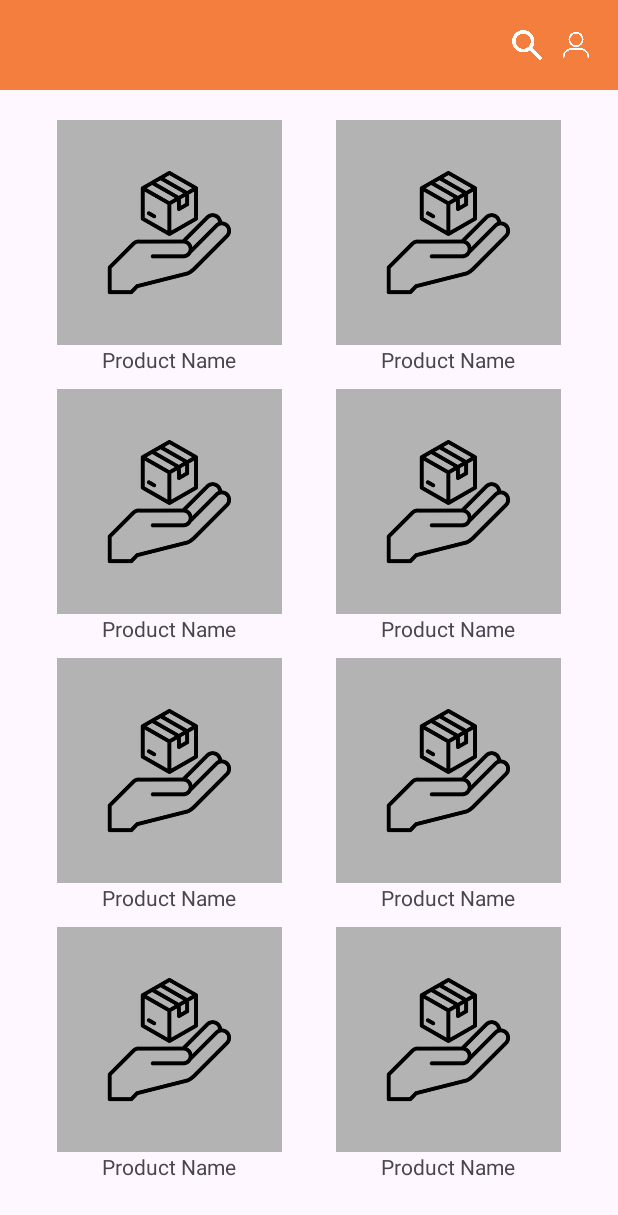
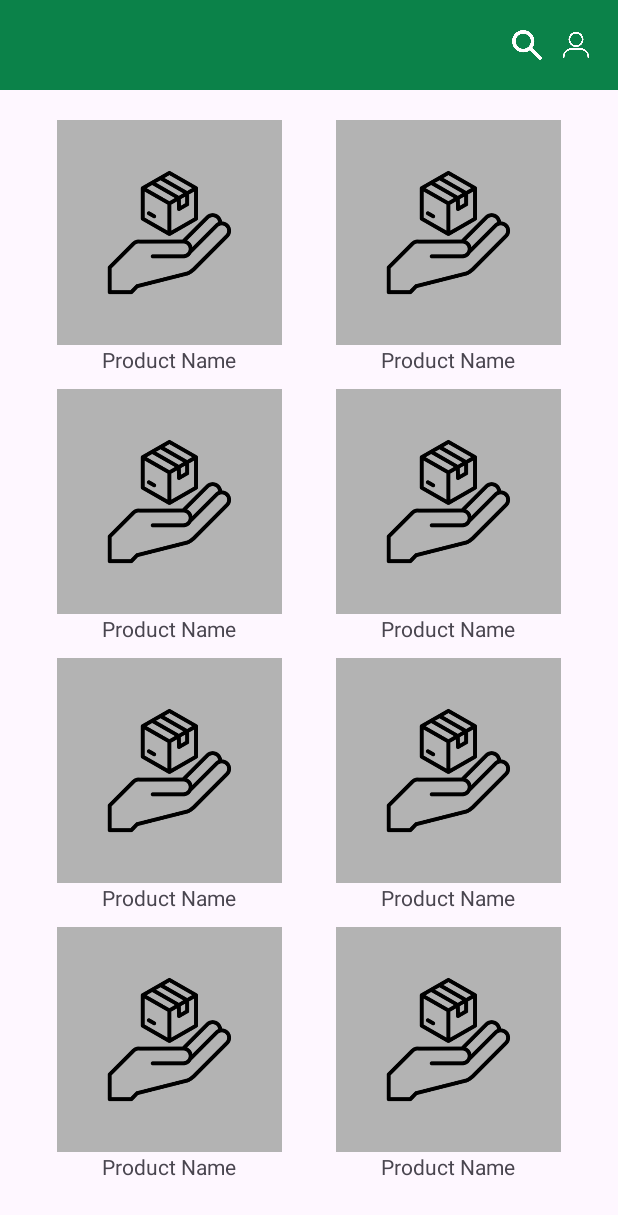
Before and after one commit to Raefshaun/Gotta-Git-Git-InnOlympics, an Android app: the layout browse.xml on its own in the app's theme, with its tools: preview values and no code run, on a phone screen of 412 x 824 dp. Shown: the top 1215 px of the screen. Run offline under Robolectric (Android 15) with nearby library versions, the phone set to English and light mode, and no system bars.

Commit message:
commit color green

```diff
--- a/app/src/main/res/values/colors.xml
+++ b/app/src/main/res/values/colors.xml
@@ -2,5 +2,5 @@
 <resources>
     <color name="black">#FF000000</color>
     <color name="white">#FFFFFFFF</color>
-    <color name="main">#F47E3E</color>
+    <color name="main">#0b8249</color>
 </resources>
```
